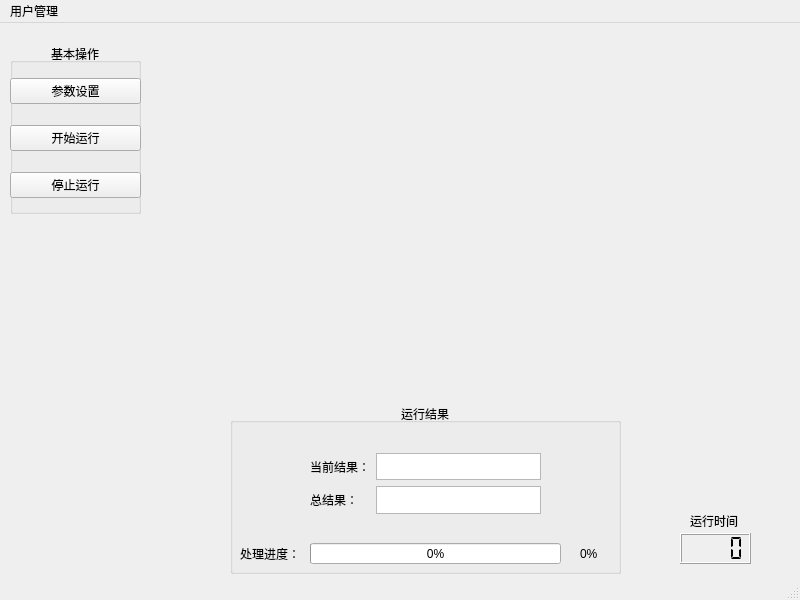
Before: the Qt Designer form MainWindow.ui in kanyuanzhi/pyqt-template, drawn with Qt 5.
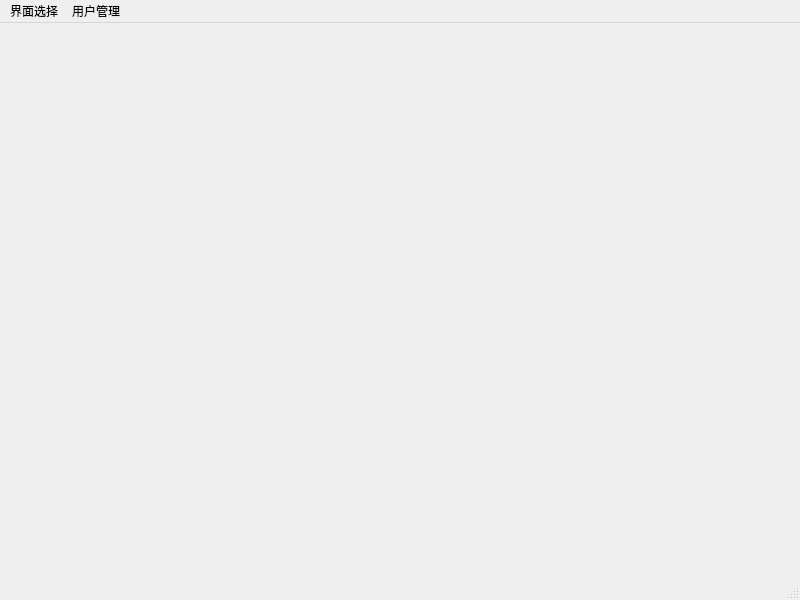
After: the same form once the commit is applied.

Commit message: 将主界面用stacked widget分为不同子页面，通过菜单栏切换

Diff of the .ui file:
```diff
--- a/MainWindow.ui
+++ b/MainWindow.ui
@@ -14,225 +14,18 @@
    <string>MainWindow</string>
   </property>
   <widget class="QWidget" name="centralwidget">
-   <widget class="QGroupBox" name="groupBox">
-    <property name="geometry">
-     <rect>
-      <x>10</x>
-      <y>20</y>
-      <width>131</width>
-      <height>171</height>
-     </rect>
-    </property>
-    <property name="title">
-     <string>基本操作</string>
-    </property>
-    <property name="alignment">
-     <set>Qt::AlignCenter</set>
-    </property>
-    <widget class="QWidget" name="verticalLayoutWidget">
-     <property name="geometry">
-      <rect>
-       <x>0</x>
-       <y>20</y>
-       <width>131</width>
-       <height>151</height>
-      </rect>
-     </property>
-     <layout class="QVBoxLayout" name="verticalLayout">
-      <item>
-       <widget class="QPushButton" name="pushButtonSetting">
-        <property name="text">
-         <string>参数设置</string>
-        </property>
-       </widget>
-      </item>
-      <item>
-       <widget class="QPushButton" name="pushButtonStart">
-        <property name="text">
-         <string>开始运行</string>
-        </property>
-       </widget>
-      </item>
-      <item>
-       <widget class="QPushButton" name="pushButtonStop">
-        <property name="text">
-         <string>停止运行</string>
-        </property>
-       </widget>
-      </item>
-     </layout>
-    </widget>
-   </widget>
-   <widget class="QGroupBox" name="groupBox_2">
-    <property name="geometry">
-     <rect>
-      <x>230</x>
-      <y>380</y>
-      <width>391</width>
-      <height>171</height>
-     </rect>
-    </property>
-    <property name="title">
-     <string>运行结果</string>
-    </property>
-    <property name="alignment">
-     <set>Qt::AlignCenter</set>
-    </property>
-    <widget class="QLabel" name="label_progress">
-     <property name="geometry">
-      <rect>
-       <x>350</x>
-       <y>140</y>
-       <width>41</width>
-       <height>21</height>
-      </rect>
-     </property>
-     <property name="text">
-      <string>0%</string>
-     </property>
-    </widget>
-    <widget class="QProgressBar" name="progressBar">
-     <property name="geometry">
-      <rect>
-       <x>80</x>
-       <y>140</y>
-       <width>251</width>
-       <height>21</height>
-      </rect>
-     </property>
-     <property name="value">
-      <number>0</number>
-     </property>
-     <property name="textVisible">
-      <bool>true</bool>
-     </property>
-     <property name="invertedAppearance">
-      <bool>false</bool>
-     </property>
-    </widget>
-    <widget class="QLabel" name="label_2">
-     <property name="geometry">
-      <rect>
-       <x>10</x>
-       <y>140</y>
-       <width>60</width>
-       <height>21</height>
-      </rect>
-     </property>
-     <property name="text">
-      <string>处理进度：</string>
-     </property>
-    </widget>
-    <widget class="QWidget" name="formLayoutWidget">
-     <property name="geometry">
-      <rect>
-       <x>80</x>
-       <y>50</y>
-       <width>231</width>
-       <height>61</height>
-      </rect>
-     </property>
-     <layout class="QFormLayout" name="formLayout">
-      <item row="0" column="1">
-       <widget class="QTextBrowser" name="textBrowserCurrentResult">
-        <property name="verticalScrollBarPolicy">
-         <enum>Qt::ScrollBarAlwaysOff</enum>
-        </property>
-        <property name="horizontalScrollBarPolicy">
-         <enum>Qt::ScrollBarAlwaysOff</enum>
-        </property>
-        <property name="acceptRichText">
-         <bool>true</bool>
-        </property>
-       </widget>
-      </item>
-      <item row="1" column="0">
-       <widget class="QLabel" name="label_4">
-        <property name="text">
-         <string>总结果：</string>
-        </property>
-       </widget>
-      </item>
-      <item row="1" column="1">
-       <widget class="QTextBrowser" name="textBrowserTotalResult">
-        <property name="verticalScrollBarPolicy">
-         <enum>Qt::ScrollBarAlwaysOff</enum>
-        </property>
-        <property name="horizontalScrollBarPolicy">
-         <enum>Qt::ScrollBarAlwaysOff</enum>
-        </property>
-       </widget>
-      </item>
-      <item row="0" column="0">
-       <widget class="QLabel" name="label_3">
-        <property name="text">
-         <string>当前结果：</string>
-        </property>
-       </widget>
-      </item>
-     </layout>
-    </widget>
-   </widget>
-   <widget class="QLCDNumber" name="lcdNumber">
-    <property name="geometry">
-     <rect>
-      <x>680</x>
-      <y>510</y>
-      <width>71</width>
-      <height>31</height>
-     </rect>
-    </property>
-    <property name="font">
-     <font>
-      <weight>75</weight>
-      <bold>true</bold>
-      <strikeout>false</strikeout>
-      <kerning>true</kerning>
-     </font>
-    </property>
-    <property name="styleSheet">
-     <string notr="true"/>
-    </property>
-    <property name="smallDecimalPoint">
-     <bool>true</bool>
-    </property>
-    <property name="digitCount">
-     <number>4</number>
-    </property>
-    <property name="segmentStyle">
-     <enum>QLCDNumber::Flat</enum>
-    </property>
-    <property name="value" stdset="0">
-     <double>0.000000000000000</double>
-    </property>
-    <property name="intValue" stdset="0">
-     <number>0</number>
-    </property>
-   </widget>
-   <widget class="QLabel" name="label_5">
-    <property name="geometry">
-     <rect>
-      <x>690</x>
-      <y>490</y>
-      <width>60</width>
-      <height>16</height>
-     </rect>
-    </property>
-    <property name="text">
-     <string>运行时间</string>
-    </property>
-   </widget>
    <widget class="QStackedWidget" name="stackedWidget">
     <property name="geometry">
      <rect>
-      <x>160</x>
-      <y>30</y>
-      <width>611</width>
-      <height>321</height>
+      <x>0</x>
+      <y>0</y>
+      <width>801</width>
+      <height>571</height>
      </rect>
     </property>
-    <widget class="QWidget" name="page"/>
-    <widget class="QWidget" name="page_2"/>
+    <property name="frameShape">
+     <enum>QFrame::NoFrame</enum>
+    </property>
    </widget>
   </widget>
   <widget class="QMenuBar" name="menubar">
@@ -251,6 +44,14 @@
     <addaction name="actionAddUser"/>
     <addaction name="actionUpdatePassword"/>
    </widget>
+   <widget class="QMenu" name="menu_2">
+    <property name="title">
+     <string>界面选择</string>
+    </property>
+    <addaction name="actionRunning"/>
+    <addaction name="actionSetting"/>
+   </widget>
+   <addaction name="menu_2"/>
    <addaction name="menu"/>
   </widget>
   <widget class="QStatusBar" name="statusbar"/>
```
Left out of the diff: 10 changed lines with no effect on the pictures. The commit also changes 6 other files.
